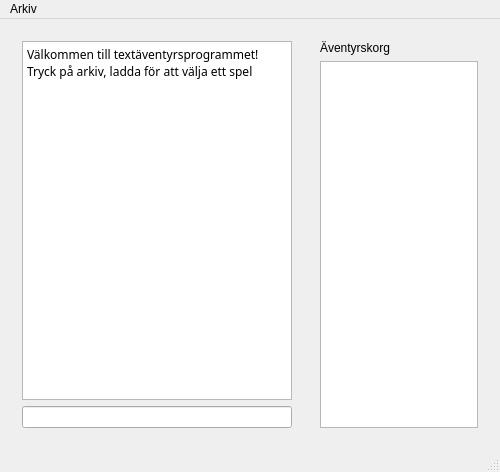
Old version of the form GameProjectInterface/adventurewindow.ui in the repository Niklasva/AdventureGameProject.
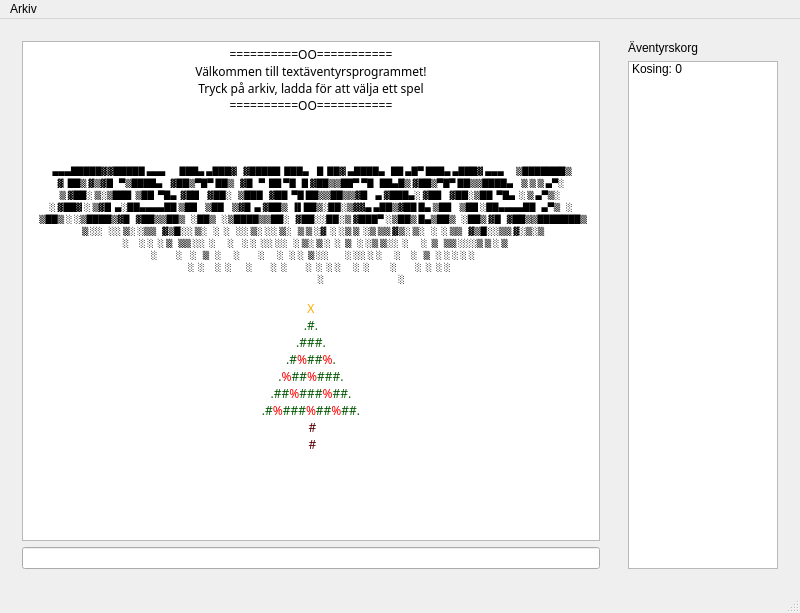
New version of the form.

Patch:
```diff
--- a/GameProjectInterface/adventurewindow.ui
+++ b/GameProjectInterface/adventurewindow.ui
@@ -2,14 +2,47 @@
 <ui version="4.0">
  <class>AdventureWindow</class>
  <widget class="QMainWindow" name="AdventureWindow">
+  <property name="enabled">
+   <bool>true</bool>
+  </property>
   <property name="geometry">
    <rect>
     <x>0</x>
     <y>0</y>
-    <width>500</width>
-    <height>472</height>
+    <width>800</width>
+    <height>606</height>
    </rect>
   </property>
+  <property name="sizePolicy">
+   <sizepolicy hsizetype="MinimumExpanding" vsizetype="MinimumExpanding">
+    <horstretch>0</horstretch>
+    <verstretch>0</verstretch>
+   </sizepolicy>
+  </property>
+  <property name="minimumSize">
+   <size>
+    <width>0</width>
+    <height>0</height>
+   </size>
+  </property>
+  <property name="maximumSize">
+   <size>
+    <width>16777215</width>
+    <height>16777215</height>
+   </size>
+  </property>
+  <property name="sizeIncrement">
+   <size>
+    <width>0</width>
+    <height>0</height>
+   </size>
+  </property>
+  <property name="baseSize">
+   <size>
+    <width>0</width>
+    <height>0</height>
+   </size>
+  </property>
   <property name="windowTitle">
    <string>AdventureWindow</string>
   </property>
@@ -20,6 +53,18 @@
       <layout class="QVBoxLayout" name="verticalLayout">
        <item>
         <widget class="QTextEdit" name="text_box">
+         <property name="sizePolicy">
+          <sizepolicy hsizetype="Expanding" vsizetype="Expanding">
+           <horstretch>0</horstretch>
+           <verstretch>0</verstretch>
+          </sizepolicy>
+         </property>
+         <property name="minimumSize">
+          <size>
+           <width>578</width>
+           <height>500</height>
+          </size>
+         </property>
          <property name="font">
           <font>
            <family>Sans Serif</family>
@@ -33,8 +78,33 @@
 &lt;html&gt;&lt;head&gt;&lt;meta name=&quot;qrichtext&quot; content=&quot;1&quot; /&gt;&lt;style type=&quot;text/css&quot;&gt;
 p, li { white-space: pre-wrap; }
 &lt;/style&gt;&lt;/head&gt;&lt;body style=&quot; font-family:'Sans Serif'; font-size:9pt; font-weight:400; font-style:normal;&quot;&gt;
-&lt;p style=&quot; margin-top:0px; margin-bottom:0px; margin-left:0px; margin-right:0px; -qt-block-indent:0; text-indent:0px;&quot;&gt;Välkommen till textäventyrsprogrammet!&lt;/p&gt;
-&lt;p style=&quot; margin-top:0px; margin-bottom:0px; margin-left:0px; margin-right:0px; -qt-block-indent:0; text-indent:0px;&quot;&gt;Tryck på arkiv, ladda för att välja ett spel&lt;/p&gt;&lt;/body&gt;&lt;/html&gt;</string>
+&lt;p align=&quot;center&quot; style=&quot; margin-top:0px; margin-bottom:0px; margin-left:0px; margin-right:0px; -qt-block-indent:0; text-indent:0px;&quot;&gt;==========OO===========&lt;/p&gt;
+&lt;p align=&quot;center&quot; style=&quot; margin-top:0px; margin-bottom:0px; margin-left:0px; margin-right:0px; -qt-block-indent:0; text-indent:0px;&quot;&gt;Välkommen till textäventyrsprogrammet!&lt;/p&gt;
+&lt;p align=&quot;center&quot; style=&quot; margin-top:0px; margin-bottom:0px; margin-left:0px; margin-right:0px; -qt-block-indent:0; text-indent:0px;&quot;&gt;Tryck på arkiv, ladda för att välja ett spel&lt;/p&gt;
+&lt;p align=&quot;center&quot; style=&quot; margin-top:0px; margin-bottom:0px; margin-left:0px; margin-right:0px; -qt-block-indent:0; text-indent:0px;&quot;&gt;==========OO===========&lt;/p&gt;
+&lt;p align=&quot;center&quot; style=&quot;-qt-paragraph-type:empty; margin-top:0px; margin-bottom:0px; margin-left:0px; margin-right:0px; -qt-block-indent:0; text-indent:0px;&quot;&gt;&lt;br /&gt;&lt;/p&gt;
+&lt;p align=&quot;center&quot; style=&quot;-qt-paragraph-type:empty; margin-top:0px; margin-bottom:0px; margin-left:0px; margin-right:0px; -qt-block-indent:0; text-indent:0px;&quot;&gt;&lt;br /&gt;&lt;/p&gt;
+&lt;p align=&quot;center&quot; style=&quot;-qt-paragraph-type:empty; margin-top:0px; margin-bottom:0px; margin-left:0px; margin-right:0px; -qt-block-indent:0; text-indent:0px;&quot;&gt;&lt;br /&gt;&lt;/p&gt;
+&lt;p align=&quot;center&quot; style=&quot; margin-top:0px; margin-bottom:0px; margin-left:0px; margin-right:0px; -qt-block-indent:0; text-indent:0px;&quot;&gt;&lt;a name=&quot;taag_font_Big&quot;&gt;&lt;/a&gt;&lt;span style=&quot; font-family:'Courier New,courier'; font-size:6pt;&quot;&gt; &lt;/span&gt;&lt;a name=&quot;taag_font_Bloody&quot;&gt;&lt;/a&gt;&lt;span style=&quot; font-family:'Courier New,courier'; font-size:6pt;&quot;&gt;▄&lt;/span&gt;&lt;span style=&quot; font-family:'Courier New,courier'; font-size:6pt;&quot;&gt;▄▄█████▓▓█████ ▄▄▄       ███▄ ▄███▓   ▓█████  ███▄    █  ██▓ ▄████▄   ██ ▄█▀ ███▄ ▄███▓ ▄▄▄      ▒███████▒&lt;/span&gt;&lt;/p&gt;
+&lt;p align=&quot;center&quot; style=&quot; margin-top:0px; margin-bottom:0px; margin-left:0px; margin-right:0px; -qt-block-indent:0; text-indent:0px;&quot;&gt;&lt;span style=&quot; font-family:'Courier New,courier'; font-size:6pt;&quot;&gt;▓  ██▒ ▓▒▓█   ▀▒████▄    ▓██▒▀█▀ ██▒   ▓█   ▀  ██ ▀█   █ ▓██▒▒██▀ ▀█   ██▄█▒ ▓██▒▀█▀ ██▒▒████▄    ▒ ▒ ▒ ▄▀░&lt;/span&gt;&lt;/p&gt;
+&lt;p align=&quot;center&quot; style=&quot; margin-top:0px; margin-bottom:0px; margin-left:0px; margin-right:0px; -qt-block-indent:0; text-indent:0px;&quot;&gt;&lt;span style=&quot; font-family:'Courier New,courier'; font-size:6pt;&quot;&gt;▒ ▓██░ ▒░▒███  ▒██  ▀█▄  ▓██    ▓██░   ▒███   ▓██  ▀█ ██▒▒██▒▒▓█    ▄ ▓███▄░ ▓██    ▓██░▒██  ▀█▄  ░ ▒ ▄▀▒░ &lt;/span&gt;&lt;/p&gt;
+&lt;p align=&quot;center&quot; style=&quot; margin-top:0px; margin-bottom:0px; margin-left:0px; margin-right:0px; -qt-block-indent:0; text-indent:0px;&quot;&gt;&lt;span style=&quot; font-family:'Courier New,courier'; font-size:6pt;&quot;&gt;░ ▓██▓ ░ ▒▓█  ▄░██▄▄▄▄██ ▒██    ▒██    ▒▓█  ▄ ▓██▒  ▐▌██▒░██░▒▓▓▄ ▄██▒▓██ █▄ ▒██    ▒██ ░██▄▄▄▄██   ▄▀▒   ░&lt;/span&gt;&lt;/p&gt;
+&lt;p align=&quot;center&quot; style=&quot; margin-top:0px; margin-bottom:0px; margin-left:0px; margin-right:0px; -qt-block-indent:0; text-indent:0px;&quot;&gt;&lt;span style=&quot; font-family:'Courier New,courier'; font-size:6pt;&quot;&gt;  ▒██▒ ░ ░▒████▒▓█   ▓██▒▒██▒   ░██▒   ░▒████▒▒██░   ▓██░░██░▒ ▓███▀ ░▒██▒ █▄▒██▒   ░██▒ ▓█   ▓██▒▒███████▒&lt;/span&gt;&lt;/p&gt;
+&lt;p align=&quot;center&quot; style=&quot; margin-top:0px; margin-bottom:0px; margin-left:0px; margin-right:0px; -qt-block-indent:0; text-indent:0px;&quot;&gt;&lt;span style=&quot; font-family:'Courier New,courier'; font-size:6pt;&quot;&gt;  ▒ ░░   ░░ ▒░ ░▒▒   ▓▒█░░ ▒░   ░  ░   ░░ ▒░ ░░ ▒░   ▒ ▒ ░▓  ░ ░▒ ▒  ░▒ ▒▒ ▓▒░ ▒░   ░  ░ ▒▒   ▓▒█░░▒▒ ▓░▒░▒&lt;/span&gt;&lt;/p&gt;
+&lt;p align=&quot;center&quot; style=&quot; margin-top:0px; margin-bottom:0px; margin-left:0px; margin-right:0px; -qt-block-indent:0; text-indent:0px;&quot;&gt;&lt;span style=&quot; font-family:'Courier New,courier'; font-size:6pt;&quot;&gt;    ░     ░ ░  ░ ▒   ▒▒ ░░  ░      ░    ░ ░  ░░ ░░   ░ ▒░ ▒ ░  ░  ▒   ░ ░▒ ▒░░  ░      ░  ▒   ▒▒ ░░░▒ ▒ ░ ▒&lt;/span&gt;&lt;/p&gt;
+&lt;p align=&quot;center&quot; style=&quot; margin-top:0px; margin-bottom:0px; margin-left:0px; margin-right:0px; -qt-block-indent:0; text-indent:0px;&quot;&gt;&lt;span style=&quot; font-family:'Courier New,courier'; font-size:6pt;&quot;&gt;  ░         ░    ░   ▒   ░      ░         ░      ░   ░ ░  ▒ ░░        ░ ░░ ░ ░      ░     ░   ▒   ░ ░ ░ ░ ░&lt;/span&gt;&lt;/p&gt;
+&lt;p align=&quot;center&quot; style=&quot; margin-top:0px; margin-bottom:0px; margin-left:0px; margin-right:0px; -qt-block-indent:0; text-indent:0px;&quot;&gt;&lt;span style=&quot; font-family:'Courier New,courier'; font-size:6pt;&quot;&gt;            ░  ░     ░  ░       ░         ░  ░         ░  ░  ░ ░      ░  ░          ░         ░  ░  ░ ░    &lt;/span&gt;&lt;/p&gt;
+&lt;p align=&quot;center&quot; style=&quot; margin-top:0px; margin-bottom:15px; margin-left:0px; margin-right:0px; -qt-block-indent:0; text-indent:0px;&quot;&gt;&lt;span style=&quot; font-family:'Courier New,courier'; font-size:6pt;&quot;&gt;                                                             ░                                    ░        	&lt;/span&gt;&lt;/p&gt;
+&lt;p align=&quot;center&quot; style=&quot; margin-top:0px; margin-bottom:0px; margin-left:0px; margin-right:0px; -qt-block-indent:0; text-indent:0px;&quot;&gt;&lt;span style=&quot; font-family:'Courier New,courier'; color:#ffaa00;&quot;&gt;X&lt;/span&gt;&lt;/p&gt;
+&lt;p align=&quot;center&quot; style=&quot; margin-top:0px; margin-bottom:0px; margin-left:0px; margin-right:0px; -qt-block-indent:0; text-indent:0px;&quot;&gt;&lt;span style=&quot; font-family:'Courier New,courier'; color:#005500;&quot;&gt;.#.&lt;/span&gt;&lt;/p&gt;
+&lt;p align=&quot;center&quot; style=&quot; margin-top:0px; margin-bottom:0px; margin-left:0px; margin-right:0px; -qt-block-indent:0; text-indent:0px;&quot;&gt;&lt;span style=&quot; font-family:'Courier New,courier'; color:#005500;&quot;&gt;.###.&lt;/span&gt;&lt;/p&gt;
+&lt;p align=&quot;center&quot; style=&quot; margin-top:0px; margin-bottom:0px; margin-left:0px; margin-right:0px; -qt-block-indent:0; text-indent:0px;&quot;&gt;&lt;span style=&quot; font-family:'Courier New,courier'; color:#005500;&quot;&gt;.#&lt;/span&gt;&lt;span style=&quot; font-family:'Courier New,courier'; color:#ff0000;&quot;&gt;%&lt;/span&gt;&lt;span style=&quot; font-family:'Courier New,courier'; color:#005500;&quot;&gt;##&lt;/span&gt;&lt;span style=&quot; font-family:'Courier New,courier'; color:#ff0000;&quot;&gt;%&lt;/span&gt;&lt;span style=&quot; font-family:'Courier New,courier'; color:#005500;&quot;&gt;.&lt;/span&gt;&lt;/p&gt;
+&lt;p align=&quot;center&quot; style=&quot; margin-top:0px; margin-bottom:0px; margin-left:0px; margin-right:0px; -qt-block-indent:0; text-indent:0px;&quot;&gt;&lt;span style=&quot; font-family:'Courier New,courier'; color:#005500;&quot;&gt;.&lt;/span&gt;&lt;span style=&quot; font-family:'Courier New,courier'; color:#ff0000;&quot;&gt;%&lt;/span&gt;&lt;span style=&quot; font-family:'Courier New,courier'; color:#005500;&quot;&gt;##&lt;/span&gt;&lt;span style=&quot; font-family:'Courier New,courier'; color:#ff0000;&quot;&gt;%&lt;/span&gt;&lt;span style=&quot; font-family:'Courier New,courier'; color:#005500;&quot;&gt;###.&lt;/span&gt;&lt;/p&gt;
+&lt;p align=&quot;center&quot; style=&quot; margin-top:0px; margin-bottom:0px; margin-left:0px; margin-right:0px; -qt-block-indent:0; text-indent:0px;&quot;&gt;&lt;span style=&quot; font-family:'Courier New,courier'; color:#005500;&quot;&gt;  .##&lt;/span&gt;&lt;span style=&quot; font-family:'Courier New,courier'; color:#ff0000;&quot;&gt;%&lt;/span&gt;&lt;span style=&quot; font-family:'Courier New,courier'; color:#005500;&quot;&gt;###&lt;/span&gt;&lt;span style=&quot; font-family:'Courier New,courier'; color:#ff0000;&quot;&gt;%&lt;/span&gt;&lt;span style=&quot; font-family:'Courier New,courier'; color:#005500;&quot;&gt;##.  &lt;/span&gt;&lt;/p&gt;
+&lt;p align=&quot;center&quot; style=&quot; margin-top:0px; margin-bottom:0px; margin-left:0px; margin-right:0px; -qt-block-indent:0; text-indent:0px;&quot;&gt;&lt;span style=&quot; font-family:'Courier New,courier'; color:#005500;&quot;&gt;.#&lt;/span&gt;&lt;span style=&quot; font-family:'Courier New,courier'; color:#ff0000;&quot;&gt;%&lt;/span&gt;&lt;span style=&quot; font-family:'Courier New,courier'; color:#005500;&quot;&gt;###&lt;/span&gt;&lt;span style=&quot; font-family:'Courier New,courier'; color:#ff0000;&quot;&gt;%&lt;/span&gt;&lt;span style=&quot; font-family:'Courier New,courier'; color:#005500;&quot;&gt;##&lt;/span&gt;&lt;span style=&quot; font-family:'Courier New,courier'; color:#ff0000;&quot;&gt;%&lt;/span&gt;&lt;span style=&quot; font-family:'Courier New,courier'; color:#005500;&quot;&gt;##.&lt;/span&gt;&lt;/p&gt;
+&lt;p align=&quot;center&quot; style=&quot; margin-top:0px; margin-bottom:0px; margin-left:0px; margin-right:0px; -qt-block-indent:0; text-indent:0px;&quot;&gt;&lt;span style=&quot; font-family:'Courier New,courier';&quot;&gt; &lt;/span&gt;&lt;span style=&quot; font-family:'Courier New,courier'; color:#550000;&quot;&gt;#&lt;/span&gt;&lt;/p&gt;
+&lt;p align=&quot;center&quot; style=&quot; margin-top:0px; margin-bottom:12px; margin-left:0px; margin-right:0px; -qt-block-indent:0; text-indent:0px;&quot;&gt;&lt;span style=&quot; font-family:'Courier New,courier'; color:#550000;&quot;&gt; #&lt;/span&gt;&lt;/p&gt;
+&lt;p style=&quot;-qt-paragraph-type:empty; margin-top:0px; margin-bottom:12px; margin-left:0px; margin-right:0px; -qt-block-indent:0; text-indent:0px; font-family:'Courier New,courier'; color:#550000;&quot;&gt;&lt;br /&gt;&lt;/p&gt;&lt;/body&gt;&lt;/html&gt;</string>
          </property>
          <property name="textInteractionFlags">
           <set>Qt::NoTextInteraction</set>
@@ -73,7 +143,13 @@
         </widget>
        </item>
        <item>
-        <widget class="QListWidget" name="inventory_list"/>
+        <widget class="QListWidget" name="inventory_list">
+         <item>
+          <property name="text">
+           <string>Kosing: 0</string>
+          </property>
+         </item>
+        </widget>
        </item>
       </layout>
      </widget>
@@ -86,8 +162,8 @@
     <rect>
      <x>0</x>
      <y>0</y>
-     <width>500</width>
-     <height>25</height>
+     <width>800</width>
+     <height>20</height>
     </rect>
    </property>
    <widget class="QMenu" name="menuArkiv">
```
